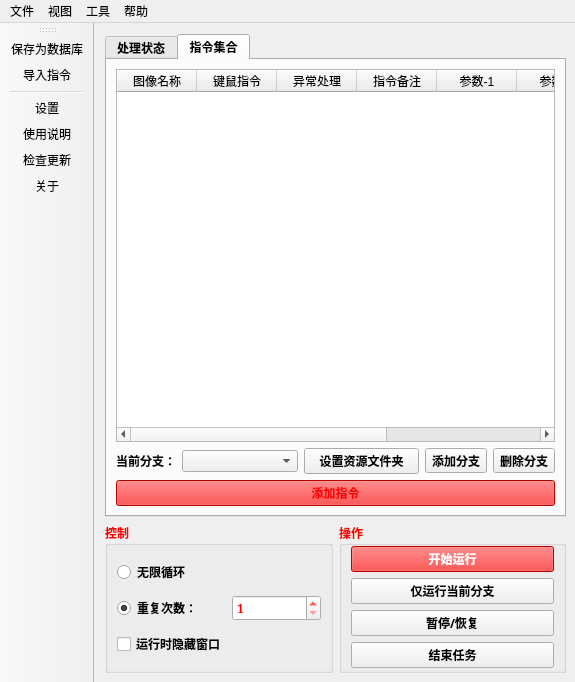
Qt form 窗体/mainwindow.ui (FsterThanLight/automatic_clicker_2) before a commit.
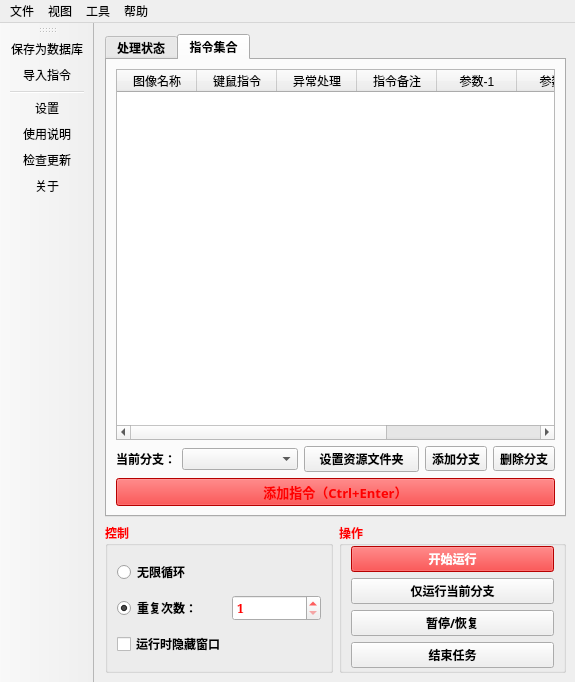
The same form after that commit. Icons and pictures are not drawn.

Diff of the .ui file:
```diff
--- a/窗体/mainwindow.ui
+++ b/窗体/mainwindow.ui
@@ -1332,8 +1332,10 @@
             </property>
             <property name="font">
              <font>
-              <family>SimSun</family>
+              <family>微软雅黑</family>
+              <pointsize>10</pointsize>
               <weight>75</weight>
+              <italic>false</italic>
               <bold>true</bold>
              </font>
             </property>
@@ -1341,7 +1343,7 @@
              <string notr="true"/>
             </property>
             <property name="text">
-             <string>添加指令</string>
+             <string>添加指令（Ctrl+Enter）</string>
             </property>
             <property name="iconSize">
              <size>
```
